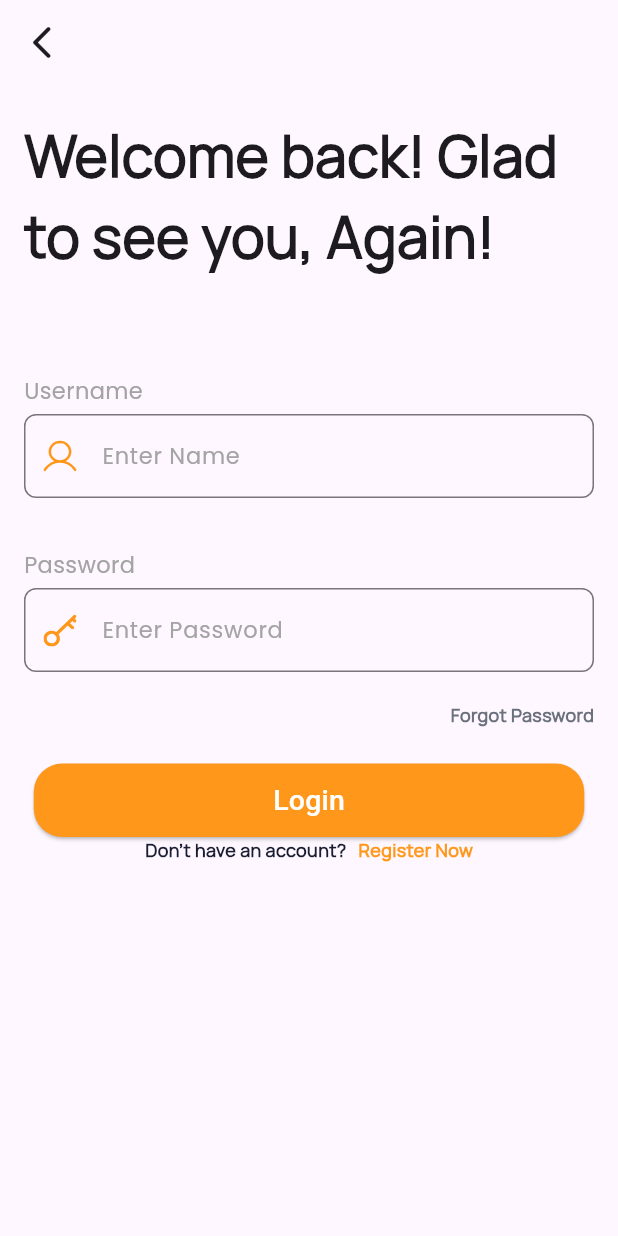
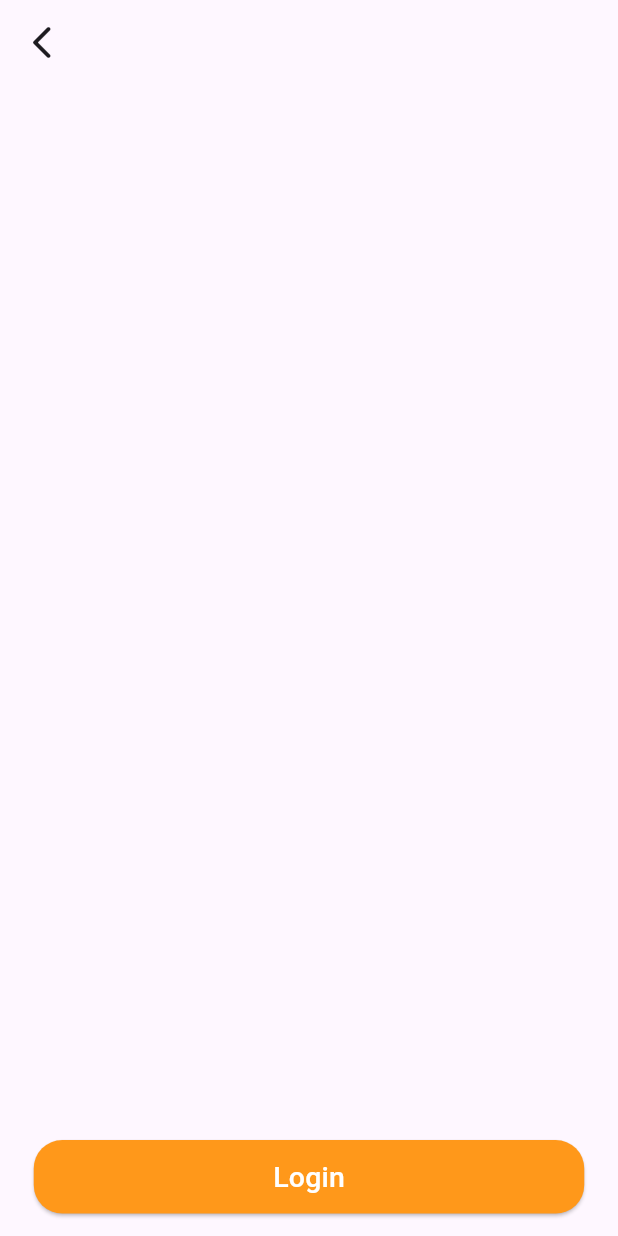
Before and after one commit to OmarAmeer96/Wheel-n-Deal, a Flutter app: the LoginView screen opened by its route, on a phone screen of 412 x 824 dp. Run offline on Flutter 3.47's test engine with Material 3 defaults, Android fonts, the light colour scheme and no system bars; our stand-ins replace flutter_onboarding_slider, go_router; Roboto replaces fonts that are missing (Gilroy-Reular).

Commit message:
Edited the Login Screen. part 1.

```diff
--- a/lib/Features/auth/login/presentation/views/widgets/login_view_body.dart
+++ b/lib/Features/auth/login/presentation/views/widgets/login_view_body.dart
@@ -1,123 +1,55 @@
 import 'package:flutter/material.dart';
-import 'package:flutter_svg/flutter_svg.dart';
 import 'package:wheel_n_deal/Core/utils/custom_main_button.dart';
-import 'package:wheel_n_deal/Core/utils/styles.dart';
-import 'package:wheel_n_deal/Core/widgets/custom_text_field.dart';
 import 'package:wheel_n_deal/constants.dart';
 
-import '../../../../../../Core/utils/assets.dart';
+class LoginViewBody extends StatefulWidget {
+  const LoginViewBody({super.key});
 
-class LoginViewBody extends StatelessWidget {
-  LoginViewBody({super.key});
-  final TextEditingController loginUserNameController = TextEditingController();
-  final TextEditingController loginPasswordController = TextEditingController();
+  @override
+  State<LoginViewBody> createState() => _LoginViewBodyState();
+}
+
+class _LoginViewBodyState extends State<LoginViewBody> {
+  final GlobalKey<FormState> formKey = GlobalKey();
+  AutovalidateMode autovalidateMode = AutovalidateMode.disabled;
 
   @override
   Widget build(BuildContext context) {
-    return SafeArea(
+    return CustomScrollView(
+      // TO DO ->
+      physics: const NeverScrollableScrollPhysics(),
+      slivers: [
+        const SliverToBoxAdapter(
           child: Padding(
-        padding: const EdgeInsets.symmetric(horizontal: 16),
-        child: SingleChildScrollView(
+            padding: EdgeInsets.symmetric(horizontal: 16),
             child: Column(
-            children: [
-              const SizedBox(
-                height: 20,
-              ),
-              const Text(
-                "Welcome back! Glad to see you, Again!",
-                style: Styles.manropeRegular38,
-              ),
-              const SizedBox(
-                height: 66,
-              ),
-              CustomTextField(
-                prefixIcon: Padding(
-                  padding: const EdgeInsets.symmetric(horizontal: 13),
-                  child: SvgPicture.asset(
-                    AssetsData.userName,
+              children: [],
             ),
           ),
-                controller: loginUserNameController,
-                validator: (value) {
-                  if (value == null || value.isEmpty) {
-                    return 'Name is required';
-                  }
-                  return null;
-                },
-                labelText: "Enter Name",
-                headerTextField: 'Username',
-                labelColor: const Color(0xffA4A4A4),
         ),
-              const SizedBox(
-                height: 14,
-              ),
-              CustomTextField(
-                prefixIcon: Padding(
-                  padding: const EdgeInsets.symmetric(horizontal: 13),
-                  child: SvgPicture.asset(
-                    AssetsData.passWord,
+        const SliverToBoxAdapter(
+          child: Padding(
+            padding: EdgeInsets.symmetric(horizontal: 16),
+            child: Column(
+              children: [],
             ),
           ),
-                controller: loginPasswordController,
-                validator: (value) {
-                  if (value == null || value.isEmpty) {
-                    return 'Password is required';
-                  }
-                  return null;
-                },
-                labelText: "Enter Password",
-                headerTextField: 'Password',
-                labelColor: const Color(0xffA4A4A4),
         ),
-              Row(
-                mainAxisAlignment: MainAxisAlignment.end,
-                children: [
-                  InkWell(
-                    onTap: () {},
-                    child: Text(
-                      "Forgot Password",
-                      style: Styles.manropeRegular12.copyWith(
-                        color: const Color(0xff6A707C),
+        SliverFillRemaining(
+          hasScrollBody: false,
+          child: Padding(
+            padding: const EdgeInsets.only(left: 16, right: 16, bottom: 15),
+            child: Align(
+              alignment: Alignment.bottomCenter,
+              child: CustomMainButton(
+                text: "Login",
+                onPressed: () {},
+                color: kPrimaryColor,
+              ),
             ),
           ),
         ),
       ],
-              ),
-              const SizedBox(
-                height: 24,
-              ),
-              CustomMainButton(
-                text: "Login",
-                onPressed: () {},
-                color: kPrimaryColor,
-              ),
-              Row(
-                mainAxisAlignment: MainAxisAlignment.center,
-                children: [
-                  Text(
-                    "Don’t have an account?   ",
-                    style: Styles.manropeRegular12.copyWith(
-                      color: const Color(0xff191D31),
-                    ),
-                  ),
-                  InkWell(
-                    onTap: () {},
-                    child: Text(
-                      "Register Now",
-                      style: Styles.manropeRegular12.copyWith(
-                        color: kPrimaryColor,
-                      ),
-                    ),
-                  ),
-                ],
-              ),
-              const SizedBox(
-                height: 26,
-              )
-            ],
-          ),
-        ),
-      ),
     );
   }
 }
```
Lines whose indentation alone changed are shown as unchanged.
